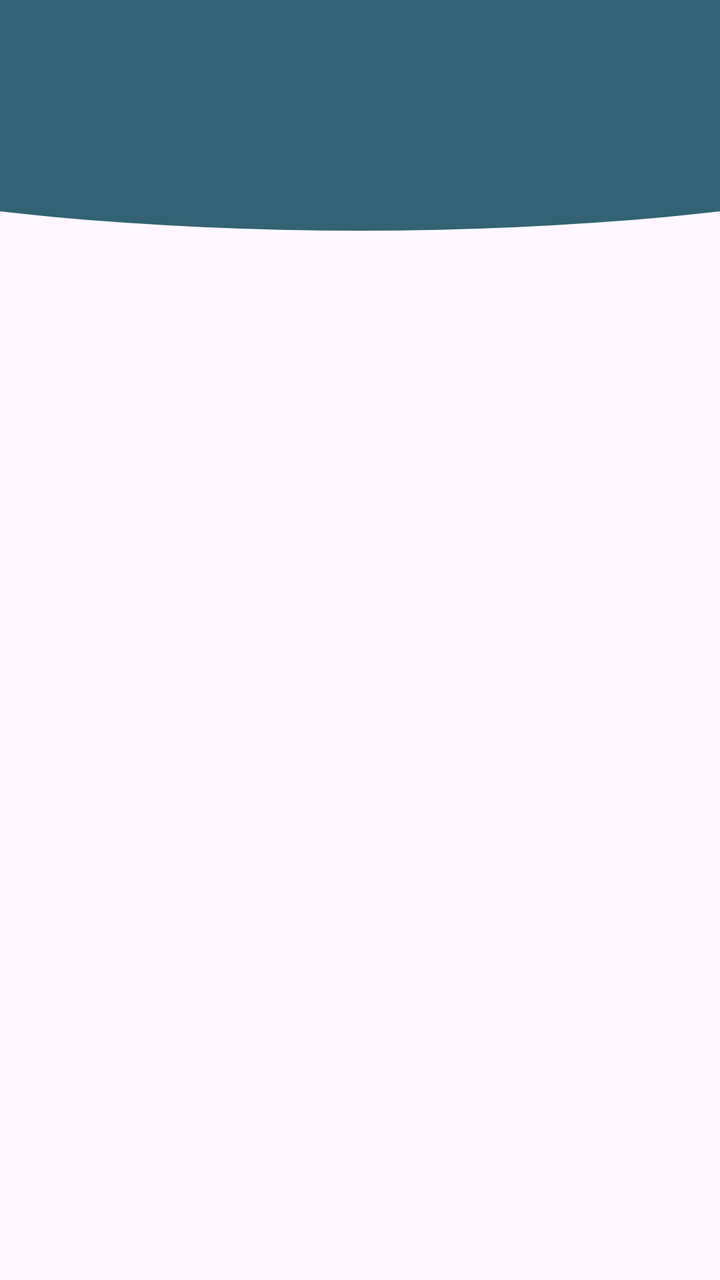
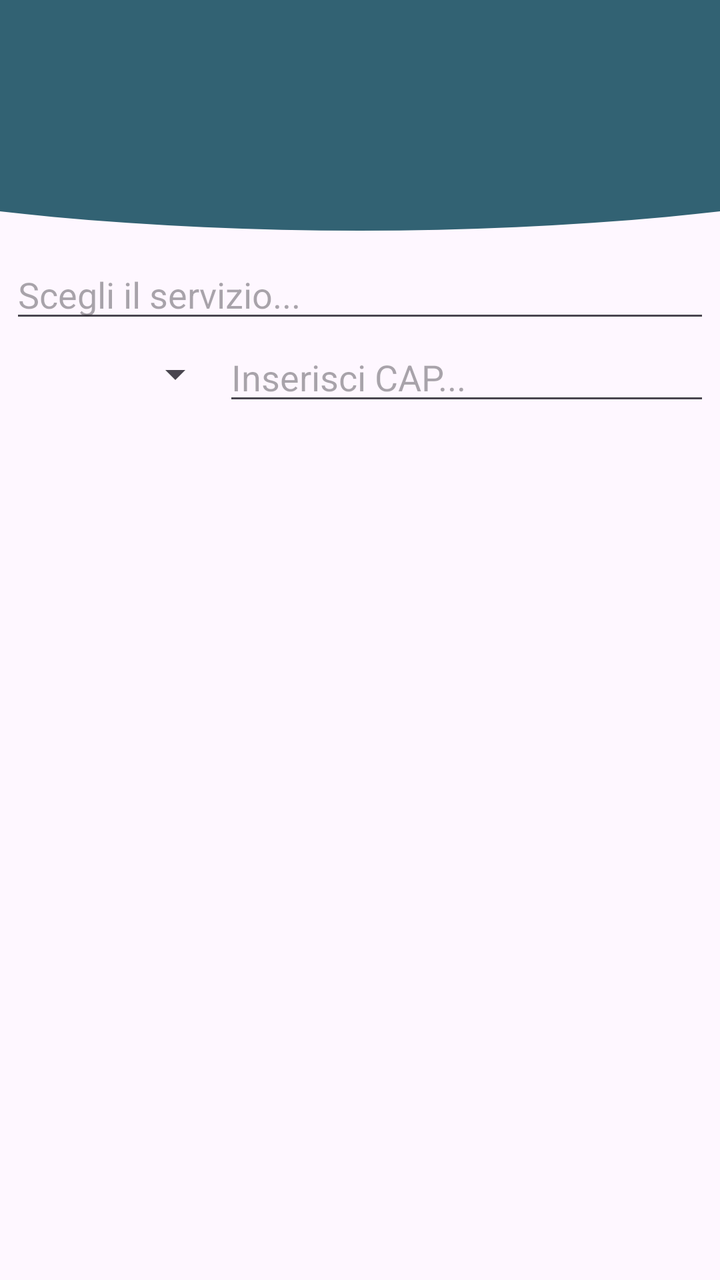

Compare the two renders of this Android layout. The source of the first and the diff that turns it into the second are given below.
<!-- AndroidManifest.xml: application theme Theme.AppPet -->
<!-- res/layout/activity_ricerca_servizi.xml -->
<?xml version="1.0" encoding="utf-8"?>
<RelativeLayout xmlns:android="http://schemas.android.com/apk/res/android"
    xmlns:app="http://schemas.android.com/apk/res-auto"
    xmlns:tools="http://schemas.android.com/tools"
    android:id="@+id/main"
    android:layout_width="match_parent"
    android:layout_height="match_parent"
    android:orientation="vertical"
    tools:context=".Activities.RicercaServiziActivity">

    <FrameLayout
        android:id="@+id/header_home"
        android:layout_width="match_parent"
        android:layout_height="120dp"
        android:layout_gravity="top">

        <ImageView
            android:id="@+id/Pippo"
            android:layout_width="800dp"
            android:layout_height="180dp"
            android:layout_gravity="center"
            android:layout_marginTop="-35dp"
            android:src="@drawable/cricle_1"/>

    </FrameLayout>



    <androidx.recyclerview.widget.RecyclerView
        android:layout_below="@+id/header_home"
        android:layout_centerHorizontal="true"
        android:id="@+id/listviewServ"
        android:layout_width="350dp"
        android:layout_height="wrap_content">

    </androidx.recyclerview.widget.RecyclerView>


</RelativeLayout>
<!-- resources referenced by this layout -->
<resources>
  <!-- drawable cricle_1 (drawable) -->
  <?xml version="1.0" encoding="utf-8"?>
  <shape xmlns:android="http://schemas.android.com/apk/res/android"
      android:shape="oval">
  
      <solid
          android:color="@color/Blu_base"/>
  
  </shape>
  <style name="Theme.AppPet" parent="Base.Theme.AppPet" />
  <color name="Blu_base">#326273</color>
  <style name="Base.Theme.AppPet" parent="Theme.Material3.DayNight.NoActionBar">
          
          
      </style>
</resources>

<!-- the commit's change to res/layout/activity_ricerca_servizi.xml (unified diff, before → after) -->
@@ -20,18 +20,54 @@
             android:layout_height="180dp"
             android:layout_gravity="center"
             android:layout_marginTop="-35dp"
-            android:src="@drawable/cricle_1"/>
+            android:src="@drawable/cricle_1" />
 
     </FrameLayout>
 
 
+    <AutoCompleteTextView
+
+        android:id="@+id/Autotxt"
+        android:layout_width="350dp"
+        android:layout_height="wrap_content"
+        android:layout_below="@id/header_home"
+        android:layout_centerHorizontal="true"
+        android:layout_marginTop="5dp"
+        android:hint="Scegli il servizio..." />
+
+    <LinearLayout
+        android:id="@+id/LinearServ"
+        android:layout_width="350dp"
+        android:layout_height="wrap_content"
+        android:layout_below="@id/Autotxt"
+        android:layout_centerInParent="true"
+        android:orientation="horizontal">
+
+
+        <Spinner
+            android:layout_width="wrap_content"
+            android:layout_height="wrap_content"
+            android:layout_gravity="center_vertical"
+            android:layout_weight="1" />
+
+
+        <EditText
+            android:layout_width="wrap_content"
+            android:layout_height="wrap_content"
+            android:layout_weight="2"
+            android:hint="Inserisci CAP..." />
+
+    </LinearLayout>
+
 
     <androidx.recyclerview.widget.RecyclerView
-        android:layout_below="@+id/header_home"
-        android:layout_centerHorizontal="true"
+
         android:id="@+id/listviewServ"
         android:layout_width="350dp"
-        android:layout_height="wrap_content">
+        android:layout_height="wrap_content"
+        android:layout_below="@+id/LinearServ"
+        android:layout_centerHorizontal="true"
+        android:layout_marginTop="5dp">
 
     </androidx.recyclerview.widget.RecyclerView>
 
